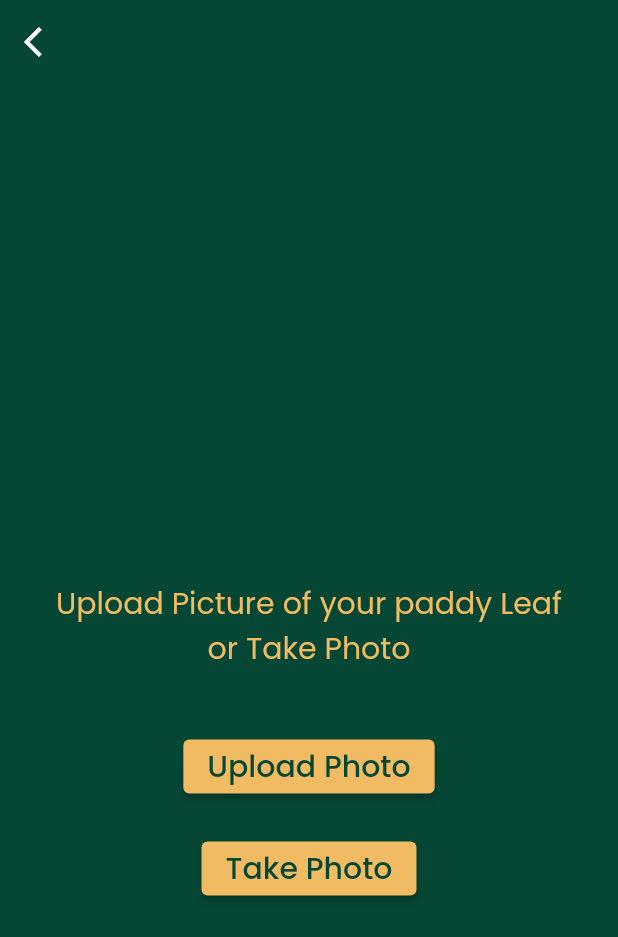
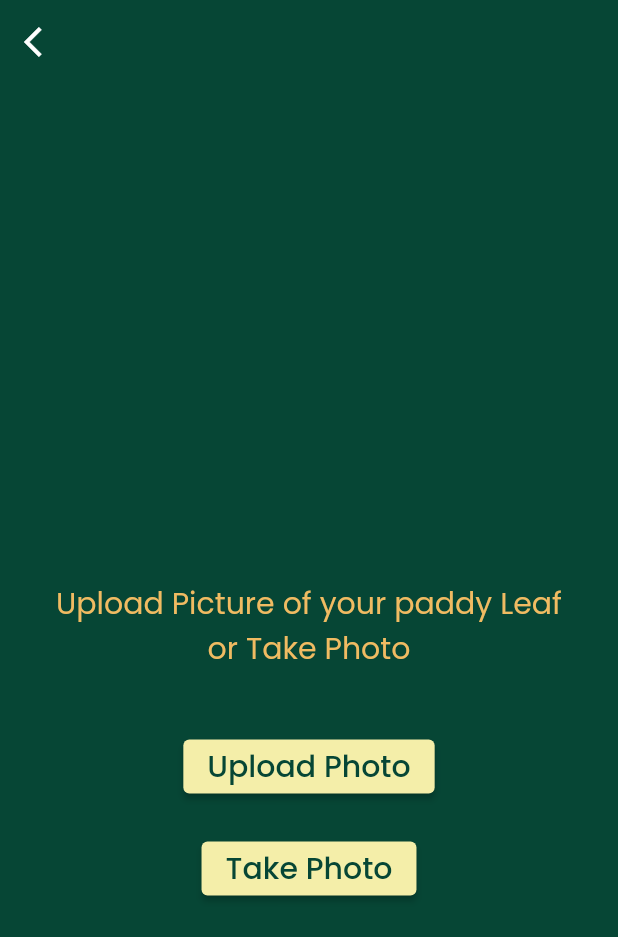
Before and after one commit to sandesh101/PaddEase, a Flutter app: the HomePage screen opened directly, on a phone screen of 412 x 824 dp. Shown: the top 937 px of the screen. Run offline on Flutter 3.47's test engine with Material 2 defaults, Android fonts, the phone set to English and light mode, and no system bars; our stand-ins replace get, google_fonts, image_picker; missing offline and left inert: cross_file_image; network calls fail.

Commit message:
Button Color Changed

```diff
--- a/lib/screens/home_page_changed.dart
+++ b/lib/screens/home_page_changed.dart
@@ -329,8 +329,9 @@ class _NewHomePageState extends State<NewHomePage> {
                                             overflow: TextOverflow.ellipsis,
                                             maxLines: 3,
                                             style: GoogleFonts.poppins(
-                                                color: Constant.blackColor,
-                                                fontSize: 14),
+                                              color: Constant.whiteColor,
+                                              fontSize: 14,
+                                            ),
                                           ),
                                         ],
                                       ),
--- a/lib/widgets/buttons.dart
+++ b/lib/widgets/buttons.dart
@@ -21,7 +21,7 @@ class _ButtonsState extends State<Buttons> {
   Widget build(BuildContext context) {
     return ElevatedButton(
       style: ElevatedButton.styleFrom(
-        backgroundColor: Constant.secondaryColor,
+        backgroundColor: Constant.thirdColor,
       ),
       onPressed: () {
         widget.onPressed();
```
